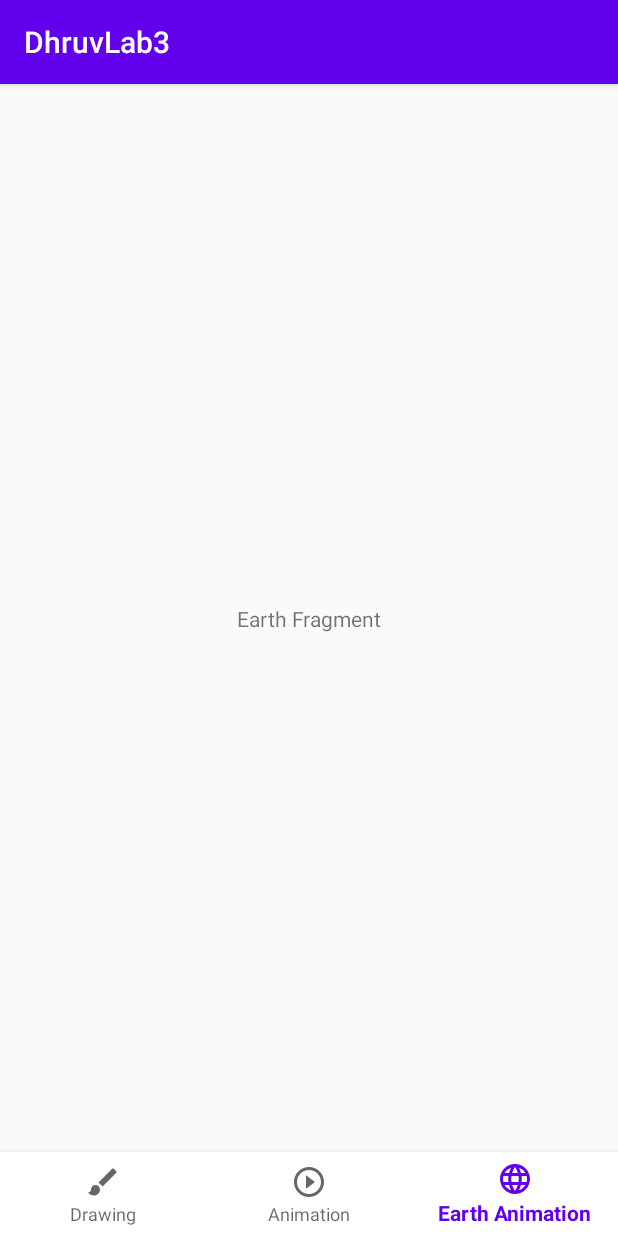
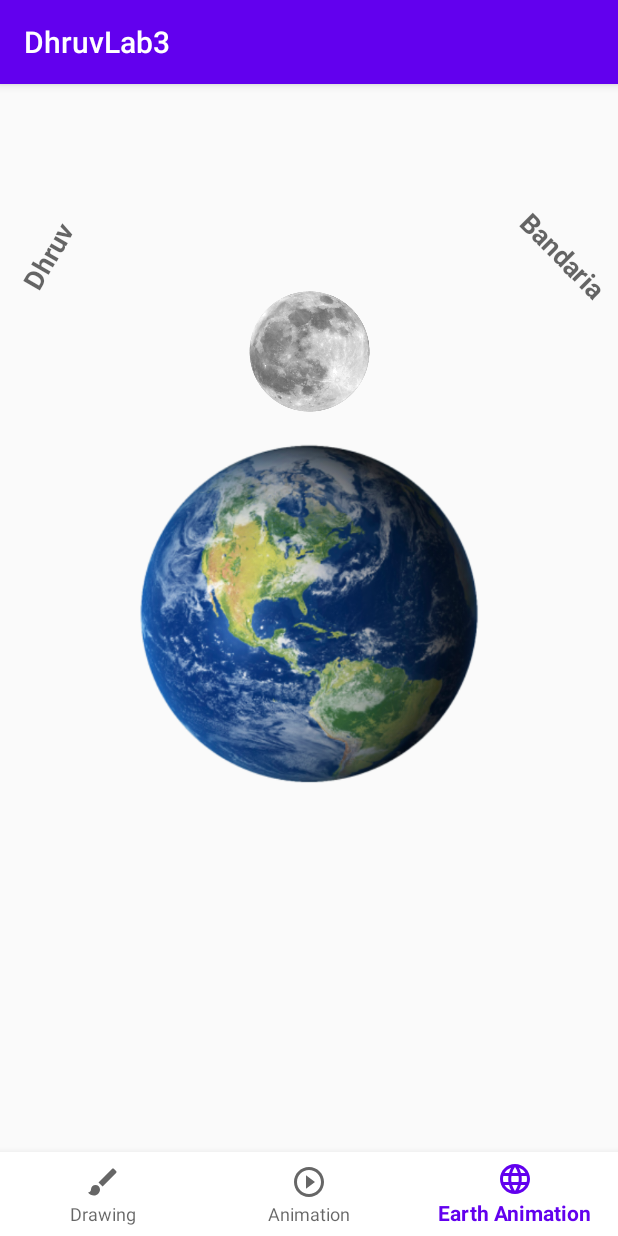
Before and after one commit to DhruvBandaria/DhruvLab3, an Android app: the screen it shows after launch (DhruvActivity), item 3 of the bottom bar chosen, on a phone screen of 412 x 824 dp. Run offline under Robolectric (Android 15) with nearby library versions, the phone set to English and light mode, and no system bars; our stand-ins replace navigation-ui.

Commit message:
Added moon rotation

```diff
--- a/app/src/main/java/dhruv/bandaria/s301102928/DhruvFragment.java
+++ b/app/src/main/java/dhruv/bandaria/s301102928/DhruvFragment.java
@@ -2,63 +2,53 @@ package dhruv.bandaria.s301102928;
 
 import android.os.Bundle;
 
+import androidx.constraintlayout.widget.ConstraintLayout;
+import androidx.constraintlayout.widget.ConstraintSet;
 import androidx.fragment.app.Fragment;
 
 import android.view.LayoutInflater;
 import android.view.View;
 import android.view.ViewGroup;
+import android.widget.Button;
+import android.widget.RelativeLayout;
+import android.widget.TextView;
 
-/**
- * A simple {@link Fragment} subclass.
- * Use the {@link DhruvFragment#newInstance} factory method to
- * create an instance of this fragment.
- */
 public class DhruvFragment extends Fragment {
-
-    // TODO: Rename parameter arguments, choose names that match
-    // the fragment initialization parameters, e.g. ARG_ITEM_NUMBER
-    private static final String ARG_PARAM1 = "param1";
-    private static final String ARG_PARAM2 = "param2";
-
-    // TODO: Rename and change types of parameters
-    private String mParam1;
-    private String mParam2;
-
-    public DhruvFragment() {
-        // Required empty public constructor
-    }
-
-    /**
-     * Use this factory method to create a new instance of
-     * this fragment using the provided parameters.
-     *
-     * @param param1 Parameter 1.
-     * @param param2 Parameter 2.
-     * @return A new instance of fragment DhruvFragment.
-     */
-    // TODO: Rename and change types and number of parameters
-    public static DhruvFragment newInstance(String param1, String param2) {
-        DhruvFragment fragment = new DhruvFragment();
-        Bundle args = new Bundle();
-        args.putString(ARG_PARAM1, param1);
-        args.putString(ARG_PARAM2, param2);
-        fragment.setArguments(args);
-        return fragment;
-    }
-
+    PaintView paintView;
+    Button b1,b2;
     @Override
     public void onCreate(Bundle savedInstanceState) {
         super.onCreate(savedInstanceState);
-        if (getArguments() != null) {
-            mParam1 = getArguments().getString(ARG_PARAM1);
-            mParam2 = getArguments().getString(ARG_PARAM2);
-        }
     }
 
     @Override
     public View onCreateView(LayoutInflater inflater, ViewGroup container,
                              Bundle savedInstanceState) {
-        // Inflate the layout for this fragment
-        return inflater.inflate(R.layout.fragment_dhruv, container, false);
+
+        View v=inflater.inflate(R.layout.fragment_dhruv, container, false);
+        paintView=new PaintView(getContext(),null);
+        RelativeLayout rl=v.findViewById(R.id.cons_layout_dhruv_fragment);
+        final RelativeLayout.LayoutParams params=new RelativeLayout.LayoutParams(1100,1000);
+        params.addRule(RelativeLayout.BELOW,R.id.name_and_studentId);
+        params.topMargin=250;
+        rl.addView(paintView,params);
+
+        b1=v.findViewById(R.id.button_temp1);
+        b2=v.findViewById(R.id.button_temp2);
+
+        b1.setOnClickListener(new View.OnClickListener() {
+            @Override
+            public void onClick(View v) {
+                paintView.changeBrushSize(10f);
+            }
+        });
+        b2.setOnClickListener(new View.OnClickListener() {
+            @Override
+            public void onClick(View v) {
+                paintView.changeBrushSize(15f);
+            }
+        });
+
+        return v;
     }
 }
--- /dev/null
+++ b/app/src/main/java/dhruv/bandaria/s301102928/PaintView.java
@@ -0,0 +1,74 @@
+package dhruv.bandaria.s301102928;
+
+import android.content.Context;
+import android.graphics.Canvas;
+import android.graphics.Color;
+import android.graphics.Paint;
+import android.graphics.Path;
+import android.util.AttributeSet;
+import android.view.MotionEvent;
+import android.view.View;
+
+import androidx.annotation.Nullable;
+
+public class PaintView extends View {
+
+    public static int Brush_Size=10;
+    public static final int DEFAULT_COLOR= Color.RED;
+    public static final int BACKGROUND_COLOR=Color.GRAY;
+    public Paint paint;
+    public Path path;
+    Canvas c;
+    public PaintView(Context context, @Nullable AttributeSet attrs) {
+        super(context, attrs);
+        setDefault();
+    }
+
+    @Override
+    protected void onDraw(Canvas canvas) {
+        super.onDraw(canvas);
+        c=canvas;
+        c.drawPath(path,paint);
+    }
+
+    @Override
+    public boolean onTouchEvent(MotionEvent event) {
+        float xPos=event.getX();
+        float yPos=event.getY();
+
+        switch(event.getAction()){
+            case MotionEvent.ACTION_DOWN:
+                path.moveTo(xPos,yPos);
+                return true;
+            case MotionEvent.ACTION_MOVE:
+                path.lineTo(xPos,yPos);
+                break;
+            case MotionEvent.ACTION_UP:
+                break;
+            default:
+                return false;
+        }
+        invalidate();
+
+        return true;
+    }
+
+    public void setDefault(){
+        paint = new Paint();
+        path = new Path();
+        paint.setAntiAlias(true);
+        paint.setColor(DEFAULT_COLOR);
+        paint.setStrokeJoin(Paint.Join.ROUND);
+        paint.setStyle(Paint.Style.STROKE);
+        paint.setStrokeWidth(5f);
+    }
+
+    public void changeBrushSize(float size){
+        paint.setStrokeWidth(size);
+    }
+
+    public void changeColor(int color){
+        paint.setColor(color);
+    }
+
+}
--- a/app/src/main/java/dhruv/bandaria/s301102928/S301102928Fragment.java
+++ b/app/src/main/java/dhruv/bandaria/s301102928/S301102928Fragment.java
@@ -7,58 +7,28 @@ import androidx.fragment.app.Fragment;
 import android.view.LayoutInflater;
 import android.view.View;
 import android.view.ViewGroup;
+import android.view.animation.Animation;
+import android.view.animation.AnimationUtils;
+import android.widget.ImageView;
 
-/**
- * A simple {@link Fragment} subclass.
- * Use the {@link S301102928Fragment#newInstance} factory method to
- * create an instance of this fragment.
- */
 public class S301102928Fragment extends Fragment {
 
-    // TODO: Rename parameter arguments, choose names that match
-    // the fragment initialization parameters, e.g. ARG_ITEM_NUMBER
-    private static final String ARG_PARAM1 = "param1";
-    private static final String ARG_PARAM2 = "param2";
-
-    // TODO: Rename and change types of parameters
-    private String mParam1;
-    private String mParam2;
-
-    public S301102928Fragment() {
-        // Required empty public constructor
-    }
-
-    /**
-     * Use this factory method to create a new instance of
-     * this fragment using the provided parameters.
-     *
-     * @param param1 Parameter 1.
-     * @param param2 Parameter 2.
-     * @return A new instance of fragment S301102928Fragment.
-     */
-    // TODO: Rename and change types and number of parameters
-    public static S301102928Fragment newInstance(String param1, String param2) {
-        S301102928Fragment fragment = new S301102928Fragment();
-        Bundle args = new Bundle();
-        args.putString(ARG_PARAM1, param1);
-        args.putString(ARG_PARAM2, param2);
-        fragment.setArguments(args);
-        return fragment;
-    }
+    ImageView iv;
 
     @Override
     public void onCreate(Bundle savedInstanceState) {
         super.onCreate(savedInstanceState);
-        if (getArguments() != null) {
-            mParam1 = getArguments().getString(ARG_PARAM1);
-            mParam2 = getArguments().getString(ARG_PARAM2);
-        }
     }
 
     @Override
     public View onCreateView(LayoutInflater inflater, ViewGroup container,
                              Bundle savedInstanceState) {
-        // Inflate the layout for this fragment
-        return inflater.inflate(R.layout.fragment_s301102928, container, false);
+        View v=inflater.inflate(R.layout.fragment_s301102928, container, false);
+        iv=v.findViewById(R.id.imageView2);
+
+        Animation animation= AnimationUtils.loadAnimation(getContext(),R.anim.rotate);
+        iv.startAnimation(animation);
+
+        return v;
     }
 }
--- /dev/null
+++ b/app/src/main/res/anim/rotate.xml
@@ -0,0 +1,34 @@
+<?xml version="1.0" encoding="utf-8"?>
+<set xmlns:android="http://schemas.android.com/apk/res/android">
+    <translate android:toYDelta="250"
+        android:toXDelta="-400"
+        android:fillAfter="true"
+        android:duration="2500"
+        />
+    <translate android:toYDelta="400"
+        android:fillAfter="true"
+        android:duration="2500"
+        android:startOffset="2400"
+        />
+    <translate android:toYDelta="250"
+        android:toXDelta="400"
+        android:fillAfter="true"
+        android:duration="2500"
+        android:startOffset="4900"/>
+    <translate android:toYDelta="-250"
+        android:toXDelta="400"
+        android:fillAfter="true"
+        android:duration="2500"
+        android:startOffset="7400"/>
+    <translate android:toYDelta="-400"
+        android:fillAfter="true"
+        android:duration="2500"
+        android:startOffset="9900"/>
+    <translate android:toYDelta="-250"
+        android:toXDelta="-400"
+        android:fillAfter="true"
+        android:duration="2500"
+        android:startOffset="12400"/>
+
+
+</set>
--- a/app/src/main/res/layout/fragment_s301102928.xml
+++ b/app/src/main/res/layout/fragment_s301102928.xml
@@ -8,10 +8,60 @@
 
     <TextView
         android:id="@+id/textView3"
+        style="@style/TextAppearance.AppCompat.Display1"
         android:layout_width="wrap_content"
         android:layout_height="wrap_content"
-        android:text="Earth Fragment"
+        android:rotation="300"
+        android:text="@string/fname"
+        android:textSize="18sp"
+        android:textStyle="bold"
         app:layout_constraintBottom_toBottomOf="parent"
+        app:layout_constraintEnd_toEndOf="parent"
+        app:layout_constraintHorizontal_bias="0.019"
+        app:layout_constraintStart_toStartOf="parent"
+        app:layout_constraintTop_toTopOf="parent"
+        app:layout_constraintVertical_bias="0.127" />
+
+    <TextView
+        android:id="@+id/textView"
+        style="@style/TextAppearance.AppCompat.Display1"
+        android:layout_width="wrap_content"
+        android:layout_height="wrap_content"
+        android:rotation="45"
+        android:text="@string/lname"
+        android:textSize="18sp"
+        android:textStyle="bold"
+        app:layout_constraintBottom_toBottomOf="parent"
+        app:layout_constraintEnd_toEndOf="parent"
+        app:layout_constraintHorizontal_bias="1.0"
+        app:layout_constraintStart_toStartOf="parent"
+        app:layout_constraintTop_toTopOf="parent"
+        app:layout_constraintVertical_bias="0.127" />
+
+    <ImageView
+        android:id="@+id/imageView"
+        android:layout_width="263dp"
+        android:layout_height="237dp"
+        android:layout_marginStart="45dp"
+        android:layout_marginTop="91dp"
+        android:layout_marginEnd="46dp"
+        android:layout_marginBottom="206dp"
+        android:src="@drawable/earth"
+        app:layout_constraintBottom_toBottomOf="parent"
+        app:layout_constraintEnd_toEndOf="parent"
+        app:layout_constraintStart_toStartOf="parent"
+        app:layout_constraintTop_toBottomOf="@+id/textView3" />
+
+    <ImageView
+        android:id="@+id/imageView2"
+        android:layout_width="87dp"
+        android:layout_height="122dp"
+        android:layout_marginStart="162dp"
+        android:layout_marginTop="114dp"
+        android:layout_marginEnd="162dp"
+        android:layout_marginBottom="11dp"
+        android:src="@drawable/moon"
+        app:layout_constraintBottom_toTopOf="@+id/imageView"
         app:layout_constraintEnd_toEndOf="parent"
         app:layout_constraintStart_toStartOf="parent"
         app:layout_constraintTop_toTopOf="parent" />
--- a/app/src/main/res/values/colors.xml
+++ b/app/src/main/res/values/colors.xml
@@ -4,4 +4,5 @@
     <color name="colorPrimaryDark">#3700B3</color>
     <color name="colorAccent">#03DAC5</color>
     <color name="colorWhite">#FFF</color>
+    <color name="colorGray">#A8A8A8</color>
 </resources>
--- a/app/src/main/res/values/strings.xml
+++ b/app/src/main/res/values/strings.xml
@@ -4,5 +4,9 @@
     <string name="drwaing">Drawing</string>
     <string name="animation">Animation</string>
     <string name="earth_animation">Earth Animation</string>
+    <string name="name_studentid">Dhruv Bandaria 301102928</string>
+    <string name="brush_width">Brush Width:</string>
+    <string name="fname">Dhruv</string>
+    <string name="lname">Bandaria</string>
 
 </resources>
```
Also changed, not shown: app/src/main/res/layout/fragment_dhruv.xml (+36 -15 lines), app/src/main/res/drawable-v24/earth.png (added), app/src/main/res/drawable-v24/moon.png (added).
